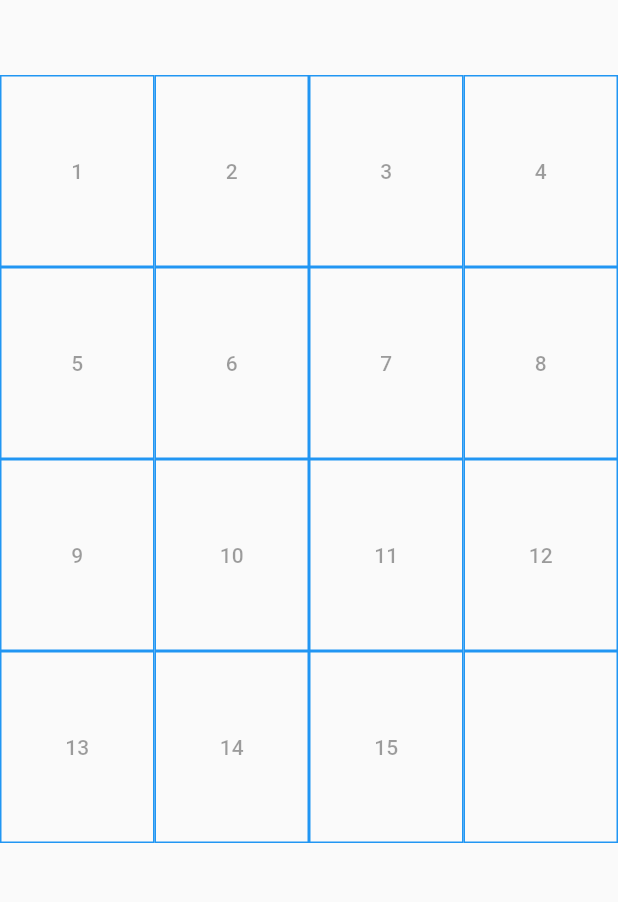
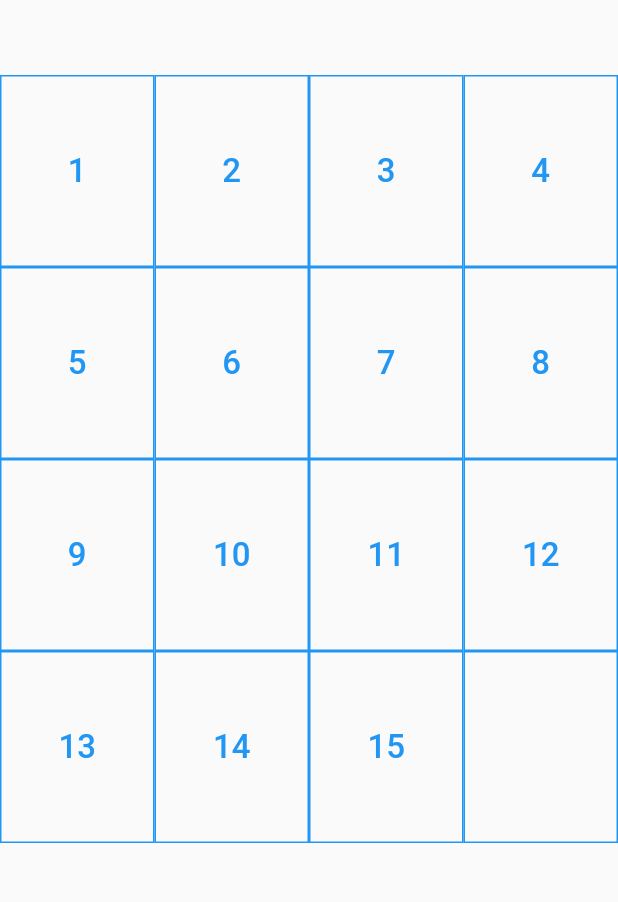
Before and after one commit to maaamorim/xPuzzle, a Flutter app: the screen it shows after launch, on a phone screen of 412 x 824 dp, the part 201-1103 px from its top. Run offline on Flutter 3.47's test engine with Material 2 defaults, Android fonts, the phone set to English and light mode, and no system bars.

Commit message:
Criar componente que representa bloco com número

```diff
--- /dev/null
+++ b/lib/components/number_block.dart
@@ -0,0 +1,22 @@
+import 'package:flutter/material.dart';
+
+/// Componente que representa um bloco com número
+class NumberBlock extends StatelessWidget {
+  final String _numero;
+
+  NumberBlock(this._numero);
+
+  @override
+  Widget build(BuildContext context) {
+    return Expanded(
+      child: Container(
+          child: FlatButton(
+              onPressed: null,
+              child: Text(
+                _numero,
+                style: TextStyle(fontSize: 22, color: Colors.blue),
+              )),
+          decoration: BoxDecoration(border: Border.all(color: Colors.blue))),
+    );
+  }
+}
--- a/lib/main.dart
+++ b/lib/main.dart
@@ -1,4 +1,5 @@
 import 'package:flutter/material.dart';
+import 'package:xPuzzle/components/number_block.dart';
 
 void main() {
   runApp(XPuzzleApp());
@@ -61,34 +62,10 @@ class _HomePageState extends State<HomePage> {
                           mainAxisAlignment: MainAxisAlignment.center,
                           crossAxisAlignment: CrossAxisAlignment.stretch,
                           children: <Widget>[
-                            Expanded(
-                              child: Container(
-                                  child: FlatButton(
-                                      onPressed: null, child: Text('1')),
-                                  decoration: BoxDecoration(
-                                      border: Border.all(color: Colors.blue))),
-                            ),
-                            Expanded(
-                              child: Container(
-                                  child: FlatButton(
-                                      onPressed: null, child: Text('2')),
-                                  decoration: BoxDecoration(
-                                      border: Border.all(color: Colors.blue))),
-                            ),
-                            Expanded(
-                              child: Container(
-                                  child: FlatButton(
-                                      onPressed: null, child: Text('3')),
-                                  decoration: BoxDecoration(
-                                      border: Border.all(color: Colors.blue))),
-                            ),
-                            Expanded(
-                              child: Container(
-                                  child: FlatButton(
-                                      onPressed: null, child: Text('4')),
-                                  decoration: BoxDecoration(
-                                      border: Border.all(color: Colors.blue))),
-                            ),
+                            NumberBlock('1'),
+                            NumberBlock('2'),
+                            NumberBlock('3'),
+                            NumberBlock('4'),
                           ],
                         )),
                     Expanded(
@@ -97,34 +74,10 @@ class _HomePageState extends State<HomePage> {
                           mainAxisAlignment: MainAxisAlignment.center,
                           crossAxisAlignment: CrossAxisAlignment.stretch,
                           children: <Widget>[
-                            Expanded(
-                              child: Container(
-                                  child: FlatButton(
-                                      onPressed: null, child: Text('5')),
-                                  decoration: BoxDecoration(
-                                      border: Border.all(color: Colors.blue))),
-                            ),
-                            Expanded(
-                              child: Container(
-                                  child: FlatButton(
-                                      onPressed: null, child: Text('6')),
-                                  decoration: BoxDecoration(
-                                      border: Border.all(color: Colors.blue))),
-                            ),
-                            Expanded(
-                              child: Container(
-                                  child: FlatButton(
-                                      onPressed: null, child: Text('7')),
-                                  decoration: BoxDecoration(
-                                      border: Border.all(color: Colors.blue))),
-                            ),
-                            Expanded(
-                              child: Container(
-                                  child: FlatButton(
-                                      onPressed: null, child: Text('8')),
-                                  decoration: BoxDecoration(
-                                      border: Border.all(color: Colors.blue))),
-                            ),
+                            NumberBlock('5'),
+                            NumberBlock('6'),
+                            NumberBlock('7'),
+                            NumberBlock('8'),
                           ],
                         )),
                     Expanded(
@@ -133,34 +86,10 @@ class _HomePageState extends State<HomePage> {
                           mainAxisAlignment: MainAxisAlignment.center,
                           crossAxisAlignment: CrossAxisAlignment.stretch,
                           children: <Widget>[
-                            Expanded(
-                              child: Container(
-                                  child: FlatButton(
-                                      onPressed: null, child: Text('9')),
-                                  decoration: BoxDecoration(
-                                      border: Border.all(color: Colors.blue))),
-                            ),
-                            Expanded(
-                              child: Container(
-                                  child: FlatButton(
-                                      onPressed: null, child: Text('10')),
-                                  decoration: BoxDecoration(
-                                      border: Border.all(color: Colors.blue))),
-                            ),
-                            Expanded(
-                              child: Container(
-                                  child: FlatButton(
-                                      onPressed: null, child: Text('11')),
-                                  decoration: BoxDecoration(
-                                      border: Border.all(color: Colors.blue))),
-                            ),
-                            Expanded(
-                              child: Container(
-                                  child: FlatButton(
-                                      onPressed: null, child: Text('12')),
-                                  decoration: BoxDecoration(
-                                      border: Border.all(color: Colors.blue))),
-                            ),
+                            NumberBlock('9'),
+                            NumberBlock('10'),
+                            NumberBlock('11'),
+                            NumberBlock('12'),
                           ],
                         )),
                     Expanded(
@@ -169,34 +98,10 @@ class _HomePageState extends State<HomePage> {
                           mainAxisAlignment: MainAxisAlignment.center,
                           crossAxisAlignment: CrossAxisAlignment.stretch,
                           children: <Widget>[
-                            Expanded(
-                              child: Container(
-                                  child: FlatButton(
-                                      onPressed: null, child: Text('13')),
-                                  decoration: BoxDecoration(
-                                      border: Border.all(color: Colors.blue))),
-                            ),
-                            Expanded(
-                              child: Container(
-                                  child: FlatButton(
-                                      onPressed: null, child: Text('14')),
-                                  decoration: BoxDecoration(
-                                      border: Border.all(color: Colors.blue))),
-                            ),
-                            Expanded(
-                              child: Container(
-                                  child: FlatButton(
-                                      onPressed: null, child: Text('15')),
-                                  decoration: BoxDecoration(
-                                      border: Border.all(color: Colors.blue))),
-                            ),
-                            Expanded(
-                              child: Container(
-                                  child: FlatButton(
-                                      onPressed: null, child: Text('')),
-                                  decoration: BoxDecoration(
-                                      border: Border.all(color: Colors.blue))),
-                            ),
+                            NumberBlock('13'),
+                            NumberBlock('14'),
+                            NumberBlock('15'),
+                            NumberBlock(''),
                           ],
                         ))
                   ],
```
